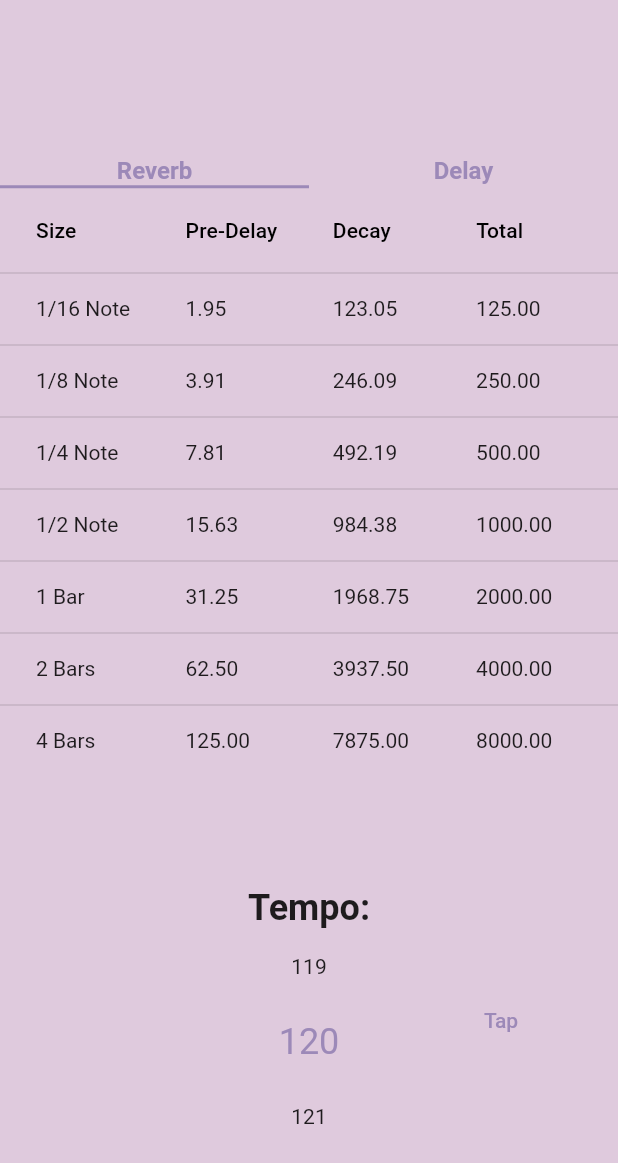
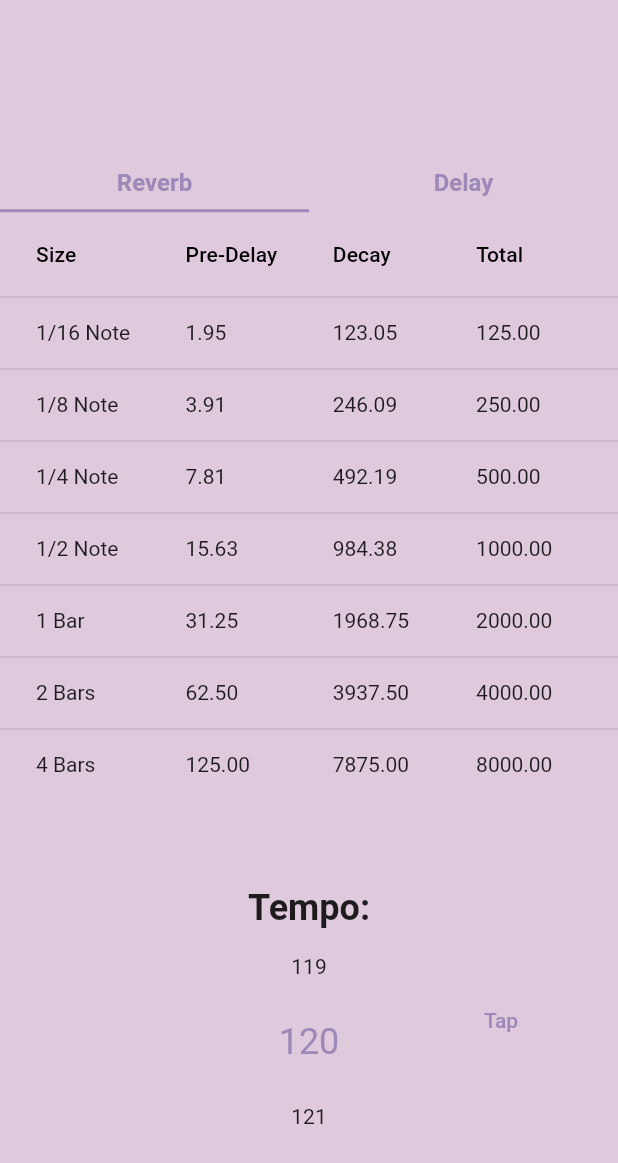
Before and after one commit to maniutin/reverb_calculator, a Flutter app: the screen it shows after launch, on a phone screen of 412 x 824 dp. Shown: the top 1163 px of the screen. Run offline on Flutter 3.47's test engine with Material 2 defaults, Android fonts, the phone set to English and light mode, and no system bars; drawn by our look-alikes of numberpicker; our stand-ins replace audioplayers, shared_preferences; missing offline and left inert: reliable_interval_timer.

Commit message:
wrap tabs text with padding

```diff
--- a/lib/main.dart
+++ b/lib/main.dart
@@ -170,19 +170,26 @@ class ValuesTable extends StatelessWidget {
             child: Scaffold(
               appBar: TabBar(
                 tabs: [
-                  Text(
-                    'Reverb',
-                    style: TextStyle(
+                  Padding(
+                    padding: const EdgeInsets.all(8.0),
+                    child: Text(
+                      'Reverb',
+                      style: TextStyle(
                         color: theme.colorScheme.primary,
                         fontWeight: FontWeight.bold,
-                        fontSize: 16),
+                        fontSize: 16,
+                      ),
+                    ),
                   ),
-                  Text(
-                    'Delay',
-                    style: TextStyle(
-                        color: theme.colorScheme.primary,
-                        fontWeight: FontWeight.bold,
-                        fontSize: 16),
+                  Padding(
+                    padding: const EdgeInsets.all(8.0),
+                    child: Text(
+                      'Delay',
+                      style: TextStyle(
+                          color: theme.colorScheme.primary,
+                          fontWeight: FontWeight.bold,
+                          fontSize: 16),
+                    ),
                   ),
                 ],
               ),
```
